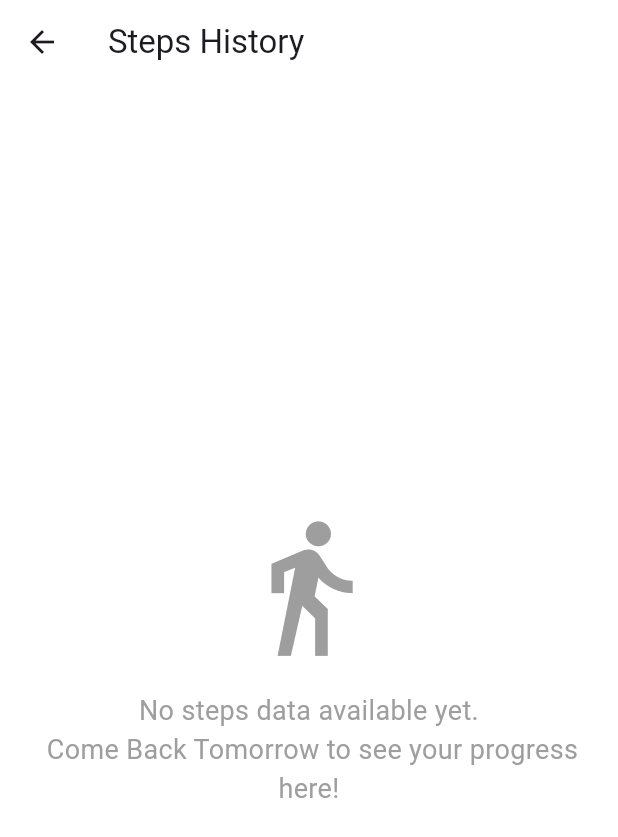
After one commit to bilalzaman000/step_coin, a Flutter app: the HomePage screen opened directly, after a tap on "Total Steps", on a phone screen of 412 x 824 dp. The commit adds this screen. Shown: the top 837 px of the screen. Run offline on Flutter 3.47's test engine with Material 3 defaults, Android fonts, the phone set to English and light mode, and no system bars; our stand-ins replace cloud_firestore, email_validator, firebase_auth, firebase_core, firebase_storage, fl_chart and 7 more; accounts and stored records are empty.

```diff
--- a/lib/MainMenu/Home.dart
+++ b/lib/MainMenu/Home.dart
@@ -4,6 +4,7 @@ import 'package:cloud_firestore/cloud_firestore.dart';
 import 'package:pedometer/pedometer.dart';
 import '../adManager.dart';
 import 'Home/ReviewScreen.dart';
+import 'Home/StepsHistory.dart';
 
 class HomePage extends StatefulWidget {
   @override
@@ -85,7 +86,6 @@ class _HomePageState extends State<HomePage> with SingleTickerProviderStateMixin
         _coinsAnimation = Tween<double>(begin: 0, end: (_steps / 3).toDouble()).animate(_animationController);
         _animationController.forward(from: 0);
       });
-      _checkResetSteps();
       DateTime now = DateTime.now();
       String? uid = FirebaseAuth.instance.currentUser?.uid;
       if (uid != null) {
@@ -96,6 +96,7 @@ class _HomePageState extends State<HomePage> with SingleTickerProviderStateMixin
           'LastResetDate': now,
         };
         await userDoc.set(userData, SetOptions(merge: true));
+        _checkResetSteps(); // Ensure this is checked after updating the current day's steps
       }
     } else {
       print('Invalid step count detected: $newSteps');
@@ -109,9 +110,6 @@ class _HomePageState extends State<HomePage> with SingleTickerProviderStateMixin
     return isValid;
   }
 
-
-
-
   void _checkResetSteps() async {
     DateTime now = DateTime.now();
     if (now.difference(_lastResetDate).inDays >= 1) {
@@ -124,15 +122,18 @@ class _HomePageState extends State<HomePage> with SingleTickerProviderStateMixin
           dailySteps.add({
             'date': _lastResetDate,
             'steps': _steps,
+            'coins': (_steps / 3).toInt(),
           });
           await userDoc.update({
             'DailySteps': dailySteps,
             'CurrentDaySteps': 0,
             'LastResetDate': now,
+            'Coins': FieldValue.increment((_steps / 3).toInt()),
           });
           setState(() {
             _steps = 0;
             _lastResetDate = now;
+            _coinValue += (_steps / 3).toInt();
           });
         }
       }
@@ -192,7 +193,14 @@ class _HomePageState extends State<HomePage> with SingleTickerProviderStateMixin
         child: Column(
           crossAxisAlignment: CrossAxisAlignment.start,
           children: [
-            Container(
+            GestureDetector(
+              onTap: () {
+                Navigator.push(
+                  context,
+                  MaterialPageRoute(builder: (context) => StepsHistory()),
+                );
+              },
+              child: Container(
                 decoration: BoxDecoration(
                   color: theme.colorScheme.surface,
                   borderRadius: BorderRadius.circular(30),
@@ -227,6 +235,7 @@ class _HomePageState extends State<HomePage> with SingleTickerProviderStateMixin
                   ],
                 ),
               ),
+            ),
             SizedBox(height: 20),
             Text('More Ways to Earn Coins', style: TextStyle(color: theme.colorScheme.onBackground, fontSize: 18)),
             SizedBox(height: 10),
@@ -235,7 +244,7 @@ class _HomePageState extends State<HomePage> with SingleTickerProviderStateMixin
                 children: _widgetsStatus.where((widget) => widget['enabled'] == true).map((widget) {
                   switch (widget['name']) {
                     case 'Watch an ad':
-                      return _buildListItem('Watch an ad', 77, 'assets/Home/Video.png', context, null);
+                      return _buildListItem('Watch an ad', 50, 'assets/Home/Video.png', context, null);
                     case 'Give a Review':
                       return _buildListItem('Give a Review', 500, 'assets/Home/Star.png', context, ReviewScreen());
                     case 'Submit A Survey':
--- /dev/null
+++ b/lib/MainMenu/Home/StepsHistory.dart
@@ -0,0 +1,152 @@
+import 'package:flutter/material.dart';
+import 'package:cloud_firestore/cloud_firestore.dart';
+import 'package:firebase_auth/firebase_auth.dart';
+import 'package:fl_chart/fl_chart.dart';
+
+class StepsHistory extends StatefulWidget {
+  @override
+  _StepsHistoryState createState() => _StepsHistoryState();
+}
+
+class _StepsHistoryState extends State<StepsHistory> {
+  List<dynamic> _stepsData = [];
+
+  @override
+  void initState() {
+    super.initState();
+    _fetchStepsData();
+  }
+
+  Future<void> _fetchStepsData() async {
+    print('Entering _fetchStepsData');
+    String? uid = FirebaseAuth.instance.currentUser?.uid;
+    if (uid != null) {
+      DocumentSnapshot snapshot = await FirebaseFirestore.instance.collection('users').doc(uid).get();
+      if (snapshot.exists) {
+        print('Document exists');
+        final data = snapshot.data() as Map<String, dynamic>?;
+        if (data != null && data.containsKey('DailySteps')) {
+          print('DailySteps field exists');
+          setState(() {
+            _stepsData = (data['DailySteps'] as List<dynamic>? ?? [])
+                .map((e) => {
+              'date': (e['date'] as Timestamp).toDate(),
+              'steps': e['steps'],
+              'coins': e['coins']
+            })
+                .toList();
+            _stepsData.sort((a, b) => b['date'].compareTo(a['date']));
+            if (_stepsData.length > 7) {
+              _stepsData = _stepsData.sublist(0, 7);
+            }
+            print('_stepsData: $_stepsData');
+          });
+        } else {
+          print('DailySteps field does not exist');
+        }
+      } else {
+        print('Document does not exist');
+      }
+    }
+  }
+
+  List<BarChartGroupData> _generateBarGroups() {
+    return _stepsData.map((data) {
+      final steps = data['steps'].toDouble();
+      final coins = data['coins'].toDouble();
+      return BarChartGroupData(
+        x: _stepsData.indexOf(data),
+        barRods: [
+          BarChartRodData(
+            toY: steps,
+            color: Colors.blue,
+            width: 10,
+          ),
+          BarChartRodData(
+            toY: coins,
+            color: Colors.yellow,
+            width: 10,
+          ),
+        ],
+      );
+    }).toList();
+  }
+
+  @override
+  Widget build(BuildContext context) {
+    final theme = Theme.of(context);
+    return Scaffold(
+      appBar: AppBar(
+        title: Text('Steps History'),
+        backgroundColor: theme.brightness == Brightness.light ? Colors.white : Colors.black,
+      ),
+      body: Padding(
+        padding: EdgeInsets.all(16.0),
+        child: _stepsData.isEmpty
+            ? Center(
+          child: Column(
+            mainAxisAlignment: MainAxisAlignment.center,
+            children: [
+              Icon(Icons.directions_walk, size: 100, color: Colors.grey),
+              SizedBox(height: 20),
+              Text(
+                'No steps data available yet.\n Come Back Tomorrow to see your progress here!',
+                textAlign: TextAlign.center,
+                style: TextStyle(fontSize: 18, color: Colors.grey),
+              ),
+            ],
+          ),
+        )
+            : BarChart(
+          BarChartData(
+            alignment: BarChartAlignment.spaceAround,
+            barTouchData: BarTouchData(enabled: false),
+            titlesData: FlTitlesData(
+              show: true,
+              bottomTitles: AxisTitles(
+                sideTitles: SideTitles(
+                  showTitles: true,
+                  getTitlesWidget: (double value, TitleMeta meta) {
+                    return SideTitleWidget(
+                      axisSide: meta.axisSide,
+                      space: 16,
+                      child: Text(
+                        _stepsData[value.toInt()]['date'].toString().substring(0, 10),
+                        style: const TextStyle(
+                            color: Colors.black,
+                            fontWeight: FontWeight.bold,
+                            fontSize: 14),
+                      ),
+                    );
+                  },
+                ),
+              ),
+              leftTitles: AxisTitles(
+                sideTitles: SideTitles(
+                  showTitles: true,
+                  getTitlesWidget: (double value, TitleMeta meta) {
+                    return SideTitleWidget(
+                      axisSide: meta.axisSide,
+                      space: 16,
+                      child: Text(
+                        value.toString(),
+                        style: const TextStyle(
+                            color: Colors.black,
+                            fontWeight: FontWeight.bold,
+                            fontSize: 14),
+                      ),
+                    );
+                  },
+                ),
+              ),
+            ),
+            borderData: FlBorderData(
+              show: false,
+            ),
+            barGroups: _generateBarGroups(),
+          ),
+        ),
+      ),
+    );
+  }
+}
--- a/pubspec.yaml
+++ b/pubspec.yaml
@@ -47,6 +47,8 @@ dependencies:
   pedometer: ^4.0.1
   permission_handler: ^11.3.1
   email_validator: ^2.1.17
+
+  fl_chart: ^0.68.0
 
 
 
```
Also changed, not shown: lib/NewUser/CreateUser.dart (+17 -7 lines), lib/login/login.dart (+11 -4 lines), pubspec.lock. Lines whose indentation alone changed are shown as unchanged.
